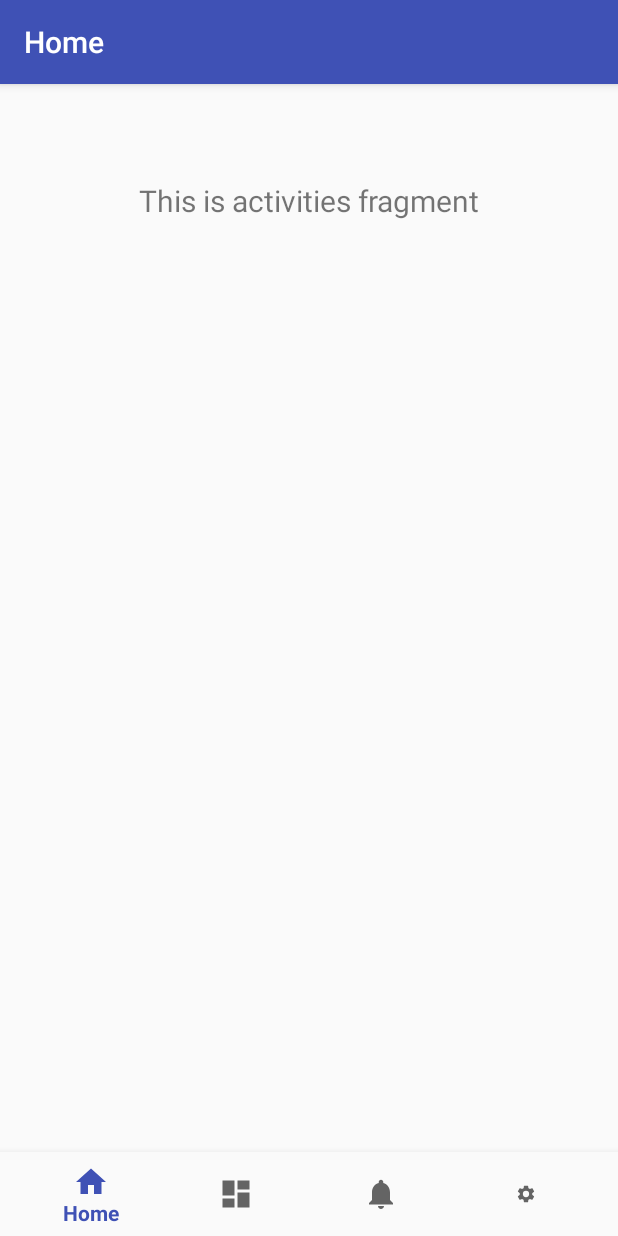
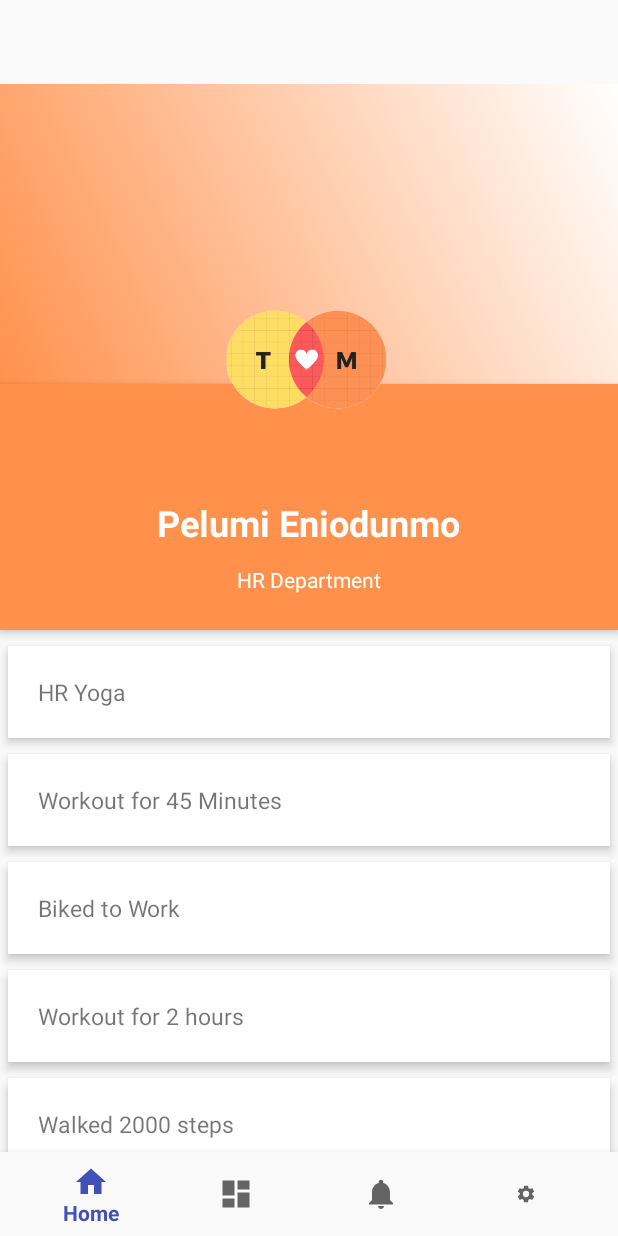
Before and after one commit to JacobHazen1/TeamateNew, an Android app: the screen it shows after launch (MainActivity), on a phone screen of 412 x 824 dp. Run offline under Robolectric (Android 15) with nearby library versions, the phone set to English and light mode, and no system bars; our stand-ins replace navigation-ui.

Commit message:
Working on it

```diff
--- a/app/src/main/java/com/example/teamate/ui/activities/ActivitiesFragment.java
+++ b/app/src/main/java/com/example/teamate/ui/activities/ActivitiesFragment.java
@@ -8,6 +8,7 @@ import android.widget.TextView;
 
 import androidx.annotation.Nullable;
 import androidx.annotation.NonNull;
+import androidx.appcompat.app.AppCompatActivity;
 import androidx.fragment.app.Fragment;
 import androidx.lifecycle.Observer;
 import androidx.lifecycle.ViewModelProviders;
@@ -16,20 +17,24 @@ import com.example.teamate.R;
 
 public class ActivitiesFragment extends Fragment {
 
-    private ActivitiesViewModel activitiesViewModel;
-
+//    private ActivitiesViewModel activitiesViewModel;
     public View onCreateView(@NonNull LayoutInflater inflater,
                              ViewGroup container, Bundle savedInstanceState) {
-        activitiesViewModel =
-                ViewModelProviders.of(this).get(ActivitiesViewModel.class);
-        View root = inflater.inflate(R.layout.fragment_home, container, false);
-        final TextView textView = root.findViewById(R.id.text_home);
-        activitiesViewModel.getText().observe(this, new Observer<String>() {
-            @Override
-            public void onChanged(@Nullable String s) {
-                textView.setText(s);
-            }
-        });
+
+        super.onCreateView(inflater, container, savedInstanceState);
+        final View root = inflater.inflate(R.layout.fragment_home, container, false);
+        ((AppCompatActivity) getActivity()).getSupportActionBar().hide();
+//        return rootview;
+//        activitiesViewModel =
+//                ViewModelProviders.of(this).get(ActivitiesViewModel.class);
+//        View root = inflater.inflate(R.layout.fragment_home, container, false);
+//        final TextView textView = root.findViewById(R.id.text_home);
+//        activitiesViewModel.getText().observe(this, new Observer<String>() {
+//            @Override
+//            public void onChanged(@Nullable String s) {
+//                textView.setText(s);
+//            }
+//        });
         return root;
     }
 }
--- a/app/src/main/java/com/example/teamate/ui/activities/ActivitiesViewModel.java
+++ b/app/src/main/java/com/example/teamate/ui/activities/ActivitiesViewModel.java
@@ -6,14 +6,14 @@ import androidx.lifecycle.ViewModel;
 
 public class ActivitiesViewModel extends ViewModel {
 
-    private MutableLiveData<String> mText;
-
-    public ActivitiesViewModel() {
-        mText = new MutableLiveData<>();
-        mText.setValue("This is activities fragment");
-    }
-
-    public LiveData<String> getText() {
-        return mText;
-    }
+//    private MutableLiveData<String> mText;
+//
+//    public ActivitiesViewModel() {
+//        mText = new MutableLiveData<>();
+//        mText.setValue("This is activities fragment");
+//    }
+//
+//    public LiveData<String> getText() {
+//        return mText;
+//    }
 }
--- a/app/src/main/java/com/example/teamate/ui/notifications/NotificationsFragment.java
+++ b/app/src/main/java/com/example/teamate/ui/notifications/NotificationsFragment.java
@@ -23,13 +23,13 @@ public class NotificationsFragment extends Fragment {
         notificationsViewModel =
                 ViewModelProviders.of(this).get(NotificationsViewModel.class);
         View root = inflater.inflate(R.layout.fragment_notifications, container, false);
-        final TextView textView = root.findViewById(R.id.text_notifications);
-        notificationsViewModel.getText().observe(this, new Observer<String>() {
-            @Override
-            public void onChanged(@Nullable String s) {
-                textView.setText(s);
-            }
-        });
+//        final TextView textView = root.findViewById(R.id.text_notifications);
+//        notificationsViewModel.getText().observe(this, new Observer<String>() {
+//            @Override
+//            public void onChanged(@Nullable String s) {
+//                textView.setText(s);
+//            }
+//        });
         return root;
     }
 }
--- /dev/null
+++ b/app/src/main/res/drawable/gradient.xml
@@ -0,0 +1,11 @@
+<?xml version="1.0" encoding="utf-8"?>
+<selector xmlns:android="http://schemas.android.com/apk/res/android">
+<item>
+    <shape>
+        <gradient
+            android:angle="45"
+            android:startColor="@color/teamateOrange"
+            android:endColor="@color/teamateWhite"/>
+    </shape>
+</item>
+</selector>
--- /dev/null
+++ b/app/src/main/res/drawable/profileimg.xml
@@ -0,0 +1,7 @@
+<?xml version="1.0" encoding="utf-8"?>
+    <layer-list xmlns:android="http://schemas.android.com/apk/res/android" >
+
+        <item android:drawable="@drawable/logo"/>
+        <item android:drawable="@drawable/shapecircle"/>
+
+    </layer-list>
--- /dev/null
+++ b/app/src/main/res/drawable/shapecircle.xml
@@ -0,0 +1,14 @@
+<?xml version="1.0" encoding="utf-8"?>
+<selector xmlns:android="http://schemas.android.com/apk/res/android">
+    <shape xmlns:android="http://schemas.android.com/apk/res/android"
+        android:innerRadius="0dp"
+        android:shape="ring"
+        android:thicknessRatio="1.9"
+        android:useLevel="false" >
+        <solid android:color="@android:color/transparent" />
+
+        <stroke
+            android:width="10dp"
+            android:color="@android:color/white" />
+    </shape>
+</selector>
--- a/app/src/main/res/layout/fragment_home.xml
+++ b/app/src/main/res/layout/fragment_home.xml
@@ -1,19 +1,133 @@
 <?xml version="1.0" encoding="utf-8"?>
-<androidx.constraintlayout.widget.ConstraintLayout xmlns:android="http://schemas.android.com/apk/res/android"
-    xmlns:app="http://schemas.android.com/apk/res-auto"
+<ScrollView
+    xmlns:android="http://schemas.android.com/apk/res/android"
     android:layout_width="match_parent"
-    android:layout_height="match_parent">
+    android:layout_height="match_parent"
+    >
+    <RelativeLayout
+        android:layout_width="match_parent"
+        android:layout_height="match_parent">
 
-    <TextView
-        android:id="@+id/text_home"
-        android:layout_width="match_parent"
-        android:layout_height="wrap_content"
-        android:layout_marginStart="8dp"
-        android:layout_marginTop="8dp"
-        android:layout_marginEnd="8dp"
-        android:textAlignment="center"
-        android:textSize="20sp"
-        app:layout_constraintEnd_toEndOf="parent"
-        app:layout_constraintStart_toStartOf="parent"
-        app:layout_constraintTop_toTopOf="parent" />
-</androidx.constraintlayout.widget.ConstraintLayout>
+        <ImageView
+            android:id="@+id/header_cover_image"
+            android:layout_width="match_parent"
+            android:layout_height="200dp"
+            android:scaleType="centerCrop"
+            android:src="@drawable/gradient" />
+
+        <ImageView
+            android:id="@+id/user_profile_photo"
+            android:layout_width="120dp"
+            android:layout_height="120dp"
+            android:layout_below="@+id/header_cover_image"
+            android:layout_centerHorizontal="true"
+            android:layout_marginTop="-60dp"
+            android:background="@drawable/profileimg"
+            android:elevation="5dp"
+            android:padding="20dp"
+            android:scaleType="centerCrop"
+            />
+
+        <RelativeLayout
+            android:id="@+id/profile_layout"
+            android:layout_width="match_parent"
+            android:layout_height="wrap_content"
+            android:layout_below="@+id/header_cover_image"
+            android:background="@color/teamateOrange"
+            android:elevation="4dp"
+            android:paddingBottom="24dp">
+
+            <TextView
+                android:id="@+id/user_profile_name"
+                android:layout_width="wrap_content"
+                android:layout_height="wrap_content"
+                android:layout_centerHorizontal="true"
+                android:layout_marginTop="76dp"
+                android:text="Pelumi Eniodunmo"
+                android:textColor="#fff"
+                android:textSize="24sp"
+                android:textStyle="bold" />
+
+            <TextView
+                android:id="@+id/user_profile_short_bio"
+                android:layout_width="wrap_content"
+                android:layout_height="wrap_content"
+                android:layout_below="@+id/user_profile_name"
+                android:layout_centerHorizontal="true"
+                android:layout_marginTop="12dp"
+                android:text="HR Department"
+                android:textColor="#fff"
+                android:textSize="14sp" />
+
+        </RelativeLayout>
+
+
+        <LinearLayout
+            android:layout_width="fill_parent"
+            android:layout_height="wrap_content"
+            android:layout_below="@+id/profile_layout"
+            android:layout_marginTop="5dp"
+            android:orientation="vertical">
+
+            <TextView
+                android:layout_width="fill_parent"
+                android:layout_height="wrap_content"
+                android:layout_margin="5dp"
+                android:background="#fff"
+                android:clickable="true"
+                android:elevation="4dp"
+                android:padding="20dp"
+                android:textSize="15dp"
+                android:text="HR Yoga" />
+
+
+            <TextView
+                android:layout_width="fill_parent"
+                android:layout_height="wrap_content"
+                android:layout_margin="5dp"
+                android:layout_marginBottom="3dp"
+                android:layout_marginTop="3dp"
+                android:background="#fff"
+                android:clickable="true"
+                android:elevation="4dp"
+                android:padding="20dp"
+                android:textSize="15dp"
+                android:text="Workout for 45 Minutes" />
+
+            <TextView
+                android:layout_width="fill_parent"
+                android:layout_height="wrap_content"
+                android:layout_margin="5dp"
+                android:background="#fff"
+                android:clickable="true"
+                android:elevation="4dp"
+                android:padding="20dp"
+                android:textSize="15dp"
+                android:text="Biked to Work" />
+
+            <TextView
+                android:layout_width="fill_parent"
+                android:layout_height="wrap_content"
+                android:layout_margin="5dp"
+                android:layout_marginBottom="3dp"
+                android:layout_marginTop="3dp"
+                android:background="#fff"
+                android:clickable="true"
+                android:elevation="4dp"
+                android:padding="20dp"
+                android:textSize="15dp"
+                android:text="Workout for 2 hours" />
+
+            <TextView
+                android:layout_width="fill_parent"
+                android:layout_height="wrap_content"
+                android:layout_margin="5dp"
+                android:background="#fff"
+                android:clickable="true"
+                android:elevation="4dp"
+                android:padding="20dp"
+                android:textSize="15dp"
+                android:text="Walked 2000 steps" />
+        </LinearLayout>
+    </RelativeLayout>
+</ScrollView>
--- a/app/src/main/res/layout/fragment_notifications.xml
+++ b/app/src/main/res/layout/fragment_notifications.xml
@@ -2,18 +2,7 @@
 <androidx.constraintlayout.widget.ConstraintLayout xmlns:android="http://schemas.android.com/apk/res/android"
     xmlns:app="http://schemas.android.com/apk/res-auto"
     android:layout_width="match_parent"
-    android:layout_height="match_parent">
+    android:layout_height="match_parent"
+    android:background="@color/teamateOrange">
 
-    <TextView
-        android:id="@+id/text_notifications"
-        android:layout_width="match_parent"
-        android:layout_height="wrap_content"
-        android:layout_marginStart="8dp"
-        android:layout_marginTop="8dp"
-        android:layout_marginEnd="8dp"
-        android:textAlignment="center"
-        android:textSize="20sp"
-        app:layout_constraintEnd_toEndOf="parent"
-        app:layout_constraintStart_toStartOf="parent"
-        app:layout_constraintTop_toTopOf="parent" />
 </androidx.constraintlayout.widget.ConstraintLayout>
```
